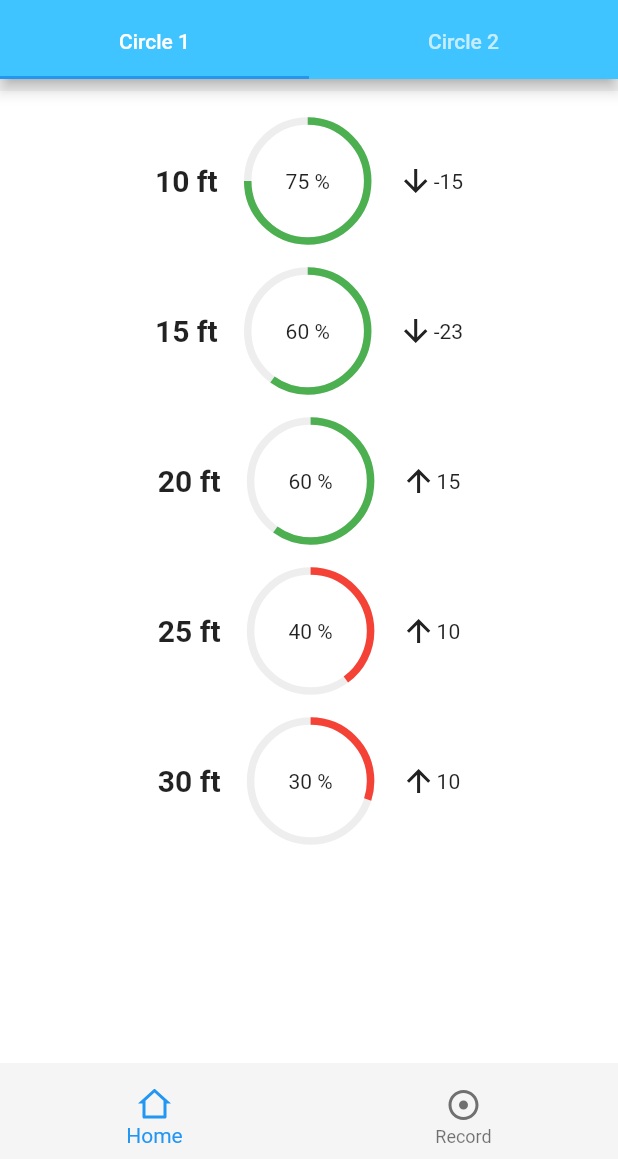
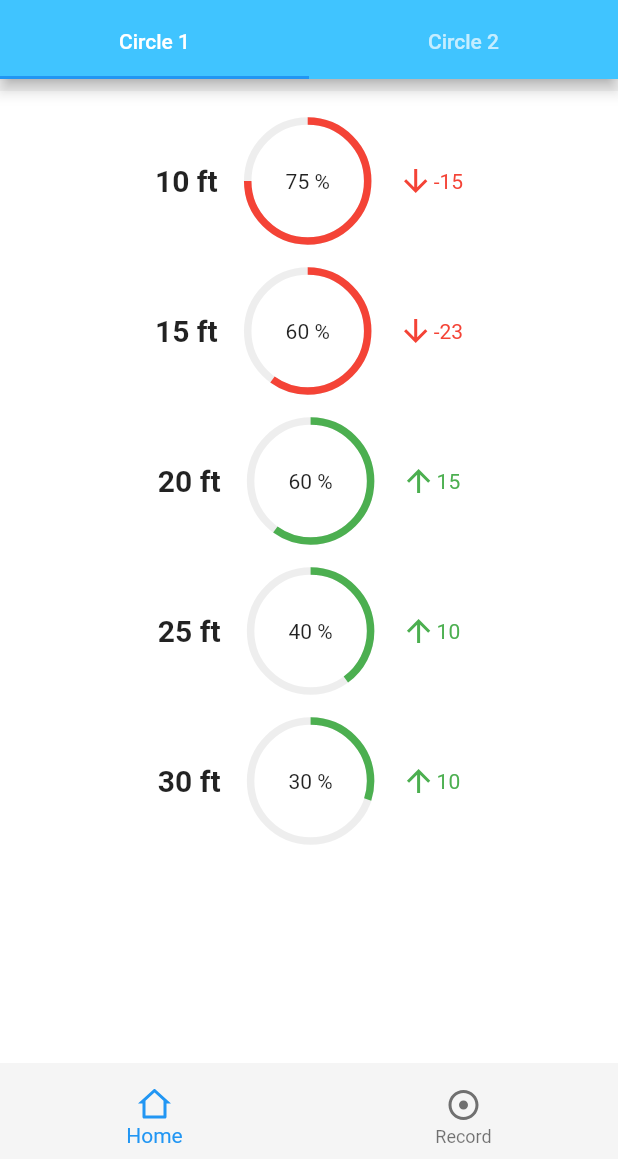
Before and after one commit to joevdiscgolf/MyPutt, a Flutter app: the screen it shows after launch, on a phone screen of 412 x 824 dp, the part 77-1236 px from its top. Run offline on Flutter 3.47's test engine with Material 2 defaults, Android fonts, the light colour scheme and no system bars; our stand-ins replace bloc, flutter_bloc, flutter_bounceable, flutter_remix, get_it, scroll_snap_list; missing offline and left inert: flutter_vibrate.

Commit message:
Circular progress indicator colour changes

```diff
--- a/lib/screens/home/components/percentage_row.dart
+++ b/lib/screens/home/components/percentage_row.dart
@@ -36,7 +36,9 @@ class _PercentageRowState extends State<PercentageRow> {
                   tween: Tween<double>(begin: 0.0, end: widget.percentage),
                   duration: const Duration(milliseconds: 300),
                   builder: (context, value, _) => CircularProgressIndicator(
-                    color: widget.percentage < 0.5 ? Colors.red : Colors.green,
+                    color: widget.percentage < widget.allTimePercentage
+                        ? Colors.red
+                        : Colors.green,
                     backgroundColor: Colors.grey[200],
                     value: value,
                     strokeWidth: 5,
@@ -57,11 +59,17 @@ class _PercentageRowState extends State<PercentageRow> {
         ),
         Row(children: <Widget>[
           widget.percentage < widget.allTimePercentage
-              ? const Icon(FlutterRemix.arrow_down_line)
-              : const Icon(FlutterRemix.arrow_up_line),
-          Text((100 * (widget.percentage - widget.allTimePercentage))
-              .round()
-              .toString())
+              ? const Icon(FlutterRemix.arrow_down_line, color: Colors.red)
+              : const Icon(FlutterRemix.arrow_up_line, color: Colors.green),
+          Text(
+              (100 * (widget.percentage - widget.allTimePercentage))
+                  .round()
+                  .toString(),
+              style: TextStyle(
+                color: widget.percentage < widget.allTimePercentage
+                    ? Colors.red
+                    : Colors.green,
+              ))
         ]),
       ]),
     );
--- a/lib/screens/home/components/percentages_card.dart
+++ b/lib/screens/home/components/percentages_card.dart
@@ -1,10 +1,16 @@
 import 'package:flutter/material.dart';
 import './percentage_row.dart';
+import 'package:myputt/screens/home/components/enums.dart';
 
 class PercentagesCard extends StatelessWidget {
   const PercentagesCard(
-      {Key? key, required this.percentages, required this.allTimePercentages})
+      {Key? key,
+      required this.percentages,
+      required this.allTimePercentages,
+      this.circle})
       : super(key: key);
+
+  final Circles? circle;
   final Map<int, double> percentages;
   final Map<int, double> allTimePercentages;
 
@@ -16,7 +22,7 @@ class PercentagesCard extends StatelessWidget {
             .map((entry) => PercentageRow(
                 distance: entry.key,
                 percentage: entry.value,
-                allTimePercentage: allTimePercentages[entry.key]!))
+                allTimePercentage: allTimePercentages[entry.key] ?? 0.5))
             .toList());
   }
 }
```
